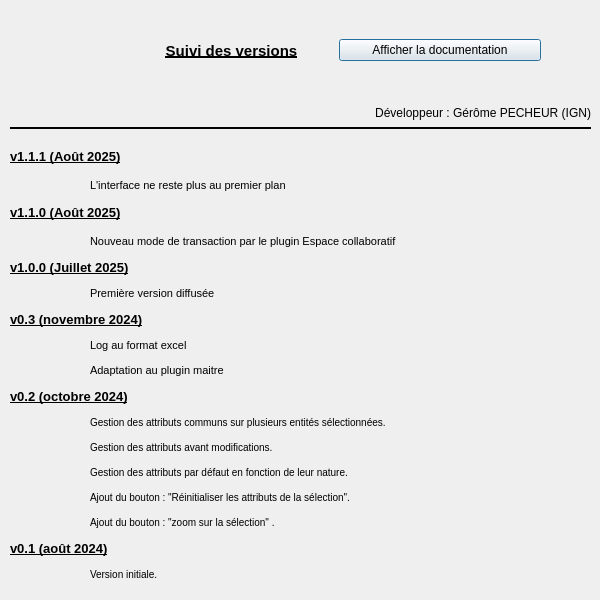
Above: aproposde.ui from IGNF/assistant-route-qgis-plugin before the change. Below: the same form after it.
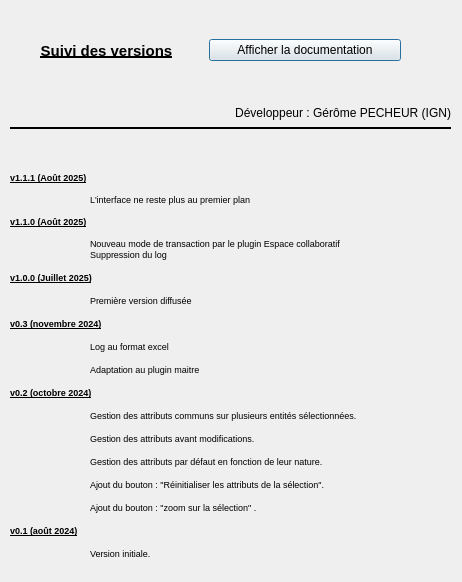
That is the form after the change. Icons and pictures are not drawn.

```diff
--- a/aproposde.ui
+++ b/aproposde.ui
@@ -6,20 +6,20 @@
    <rect>
     <x>0</x>
     <y>0</y>
-    <width>600</width>
-    <height>600</height>
+    <width>462</width>
+    <height>582</height>
    </rect>
   </property>
   <property name="minimumSize">
    <size>
-    <width>484</width>
-    <height>450</height>
+    <width>462</width>
+    <height>582</height>
    </size>
   </property>
   <property name="maximumSize">
    <size>
-    <width>600</width>
-    <height>600</height>
+    <width>462</width>
+    <height>582</height>
    </size>
   </property>
   <property name="windowTitle">
@@ -32,9 +32,9 @@
   <widget class="QWidget" name="horizontalLayoutWidget">
    <property name="geometry">
     <rect>
-     <x>130</x>
+     <x>10</x>
      <y>10</y>
-     <width>461</width>
+     <width>441</width>
      <height>81</height>
     </rect>
    </property>
@@ -74,8 +74,8 @@
     <rect>
      <x>10</x>
      <y>140</y>
-     <width>581</width>
-     <height>451</height>
+     <width>446</width>
+     <height>452</height>
     </rect>
    </property>
    <layout class="QVBoxLayout" name="verticalLayout">
@@ -85,27 +85,28 @@
        <string>&lt;!DOCTYPE HTML PUBLIC &quot;-//W3C//DTD HTML 4.0//EN&quot; &quot;http://www.w3.org/TR/REC-html40/strict.dtd&quot;&gt;
 &lt;html&gt;&lt;head&gt;&lt;meta name=&quot;qrichtext&quot; content=&quot;1&quot; /&gt;&lt;style type=&quot;text/css&quot;&gt;
 p, li { white-space: pre-wrap; }
-&lt;/style&gt;&lt;/head&gt;&lt;body style=&quot; font-family:'MS Shell Dlg 2'; font-size:8pt; font-weight:400; font-style:normal;&quot;&gt;
-&lt;p style=&quot; margin-top:0px; margin-bottom:0px; margin-left:0px; margin-right:0px; -qt-block-indent:0; text-indent:0px;&quot;&gt;&lt;span style=&quot; font-size:10pt; font-weight:600; text-decoration: underline;&quot;&gt;v1.1.1 (Août 2025)&lt;/span&gt;&lt;/p&gt;
-&lt;p style=&quot;-qt-paragraph-type:empty; margin-top:0px; margin-bottom:0px; margin-left:0px; margin-right:0px; -qt-block-indent:0; text-indent:0px; font-size:10pt; font-weight:600; text-decoration: underline;&quot;&gt;&lt;br /&gt;&lt;/p&gt;
-&lt;p style=&quot; margin-top:0px; margin-bottom:0px; margin-left:0px; margin-right:0px; -qt-block-indent:0; text-indent:0px;&quot;&gt;	L'interface ne reste plus au premier plan&lt;/p&gt;
-&lt;p style=&quot;-qt-paragraph-type:empty; margin-top:0px; margin-bottom:0px; margin-left:0px; margin-right:0px; -qt-block-indent:0; text-indent:0px;&quot;&gt;&lt;br /&gt;&lt;/p&gt;
-&lt;p style=&quot; margin-top:0px; margin-bottom:0px; margin-left:0px; margin-right:0px; -qt-block-indent:0; text-indent:0px;&quot;&gt;&lt;span style=&quot; font-size:10pt; font-weight:600; text-decoration: underline;&quot;&gt;v1.1.0 (Août 2025)&lt;/span&gt;&lt;/p&gt;
-&lt;p style=&quot;-qt-paragraph-type:empty; margin-top:0px; margin-bottom:0px; margin-left:0px; margin-right:0px; -qt-block-indent:0; text-indent:0px; font-size:10pt; font-weight:600; text-decoration: underline;&quot;&gt;&lt;br /&gt;&lt;/p&gt;
-&lt;p style=&quot; margin-top:0px; margin-bottom:0px; margin-left:0px; margin-right:0px; -qt-block-indent:0; text-indent:0px;&quot;&gt;	Nouveau mode de transaction par le plugin Espace collaboratif&lt;/p&gt;
-&lt;p style=&quot; margin-top:12px; margin-bottom:12px; margin-left:0px; margin-right:0px; -qt-block-indent:0; text-indent:0px;&quot;&gt;&lt;span style=&quot; font-size:10pt; font-weight:600; text-decoration: underline;&quot;&gt;v1.0.0 (Juillet 2025)&lt;/span&gt;&lt;/p&gt;
-&lt;p style=&quot; margin-top:12px; margin-bottom:12px; margin-left:0px; margin-right:0px; -qt-block-indent:0; text-indent:0px;&quot;&gt;	Première version diffusée&lt;/p&gt;
-&lt;p style=&quot; margin-top:12px; margin-bottom:12px; margin-left:0px; margin-right:0px; -qt-block-indent:0; text-indent:0px;&quot;&gt;&lt;span style=&quot; font-size:10pt; font-weight:600; text-decoration: underline;&quot;&gt;v0.3 (novembre 2024)&lt;/span&gt;&lt;/p&gt;
-&lt;p style=&quot; margin-top:12px; margin-bottom:12px; margin-left:0px; margin-right:0px; -qt-block-indent:0; text-indent:0px;&quot;&gt;	Log au format excel&lt;/p&gt;
-&lt;p style=&quot; margin-top:12px; margin-bottom:12px; margin-left:0px; margin-right:0px; -qt-block-indent:0; text-indent:0px;&quot;&gt;&lt;span style=&quot; font-weight:600;&quot;&gt;	&lt;/span&gt;Adaptation au plugin maitre&lt;/p&gt;
-&lt;p style=&quot; margin-top:12px; margin-bottom:12px; margin-left:0px; margin-right:0px; -qt-block-indent:0; text-indent:0px;&quot;&gt;&lt;span style=&quot; font-size:10pt; font-weight:600; text-decoration: underline;&quot;&gt;v0.2 (octobre 2024)&lt;/span&gt;&lt;/p&gt;
-&lt;p style=&quot; margin-top:12px; margin-bottom:12px; margin-left:0px; margin-right:0px; -qt-block-indent:0; text-indent:0px;&quot;&gt;&lt;span style=&quot; font-size:7.8pt; font-weight:600;&quot;&gt;	&lt;/span&gt;&lt;span style=&quot; font-size:7.8pt;&quot;&gt;Gestion des attributs communs sur plusieurs entités sélectionnées.&lt;/span&gt;&lt;/p&gt;
-&lt;p style=&quot; margin-top:12px; margin-bottom:12px; margin-left:0px; margin-right:0px; -qt-block-indent:0; text-indent:0px;&quot;&gt;&lt;span style=&quot; font-size:7.8pt;&quot;&gt;	Gestion des attributs avant modifications.&lt;/span&gt;&lt;/p&gt;
-&lt;p style=&quot; margin-top:12px; margin-bottom:12px; margin-left:0px; margin-right:0px; -qt-block-indent:0; text-indent:0px;&quot;&gt;&lt;span style=&quot; font-size:7.8pt;&quot;&gt;	Gestion des attributs par défaut en fonction de leur nature.&lt;/span&gt;&lt;/p&gt;
-&lt;p style=&quot; margin-top:12px; margin-bottom:12px; margin-left:0px; margin-right:0px; -qt-block-indent:0; text-indent:0px;&quot;&gt;&lt;span style=&quot; font-size:7.8pt;&quot;&gt;	Ajout du bouton : &amp;quot;Réinitialiser les attributs de la sélection&amp;quot;.&lt;/span&gt;&lt;/p&gt;
-&lt;p style=&quot; margin-top:12px; margin-bottom:12px; margin-left:0px; margin-right:0px; -qt-block-indent:0; text-indent:0px;&quot;&gt;&lt;span style=&quot; font-size:7.8pt;&quot;&gt;	Ajout du bouton : &amp;quot;zoom sur la sélection&amp;quot; .&lt;/span&gt;&lt;/p&gt;
-&lt;p style=&quot; margin-top:12px; margin-bottom:12px; margin-left:0px; margin-right:0px; -qt-block-indent:0; text-indent:0px;&quot;&gt;&lt;span style=&quot; font-size:10pt; font-weight:600; text-decoration: underline;&quot;&gt;v0.1 (août 2024)&lt;/span&gt;&lt;/p&gt;
-&lt;p style=&quot; margin-top:12px; margin-bottom:12px; margin-left:0px; margin-right:0px; -qt-block-indent:0; text-indent:0px;&quot;&gt;&lt;span style=&quot; font-size:7.8pt; font-weight:600;&quot;&gt;	&lt;/span&gt;&lt;span style=&quot; font-size:7.8pt;&quot;&gt;Version initiale.&lt;/span&gt;&lt;/p&gt;&lt;/body&gt;&lt;/html&gt;</string>
+&lt;/style&gt;&lt;/head&gt;&lt;body style=&quot; font-family:'MS Shell Dlg 2'; font-size:7.8pt; font-weight:400; font-style:normal;&quot;&gt;
+&lt;p style=&quot; margin-top:0px; margin-bottom:0px; margin-left:0px; margin-right:0px; -qt-block-indent:0; text-indent:0px;&quot;&gt;&lt;span style=&quot; font-size:7pt; font-weight:600; text-decoration: underline;&quot;&gt;v1.1.1 (Août 2025)&lt;/span&gt;&lt;/p&gt;
+&lt;p style=&quot;-qt-paragraph-type:empty; margin-top:0px; margin-bottom:0px; margin-left:0px; margin-right:0px; -qt-block-indent:0; text-indent:0px; font-size:7pt; font-weight:600; text-decoration: underline;&quot;&gt;&lt;br /&gt;&lt;/p&gt;
+&lt;p style=&quot; margin-top:0px; margin-bottom:0px; margin-left:0px; margin-right:0px; -qt-block-indent:0; text-indent:0px;&quot;&gt;&lt;span style=&quot; font-size:7pt;&quot;&gt;	L'interface ne reste plus au premier plan&lt;/span&gt;&lt;/p&gt;
+&lt;p style=&quot;-qt-paragraph-type:empty; margin-top:0px; margin-bottom:0px; margin-left:0px; margin-right:0px; -qt-block-indent:0; text-indent:0px; font-size:7pt;&quot;&gt;&lt;br /&gt;&lt;/p&gt;
+&lt;p style=&quot; margin-top:0px; margin-bottom:0px; margin-left:0px; margin-right:0px; -qt-block-indent:0; text-indent:0px;&quot;&gt;&lt;span style=&quot; font-size:7pt; font-weight:600; text-decoration: underline;&quot;&gt;v1.1.0 (Août 2025)&lt;/span&gt;&lt;/p&gt;
+&lt;p style=&quot;-qt-paragraph-type:empty; margin-top:0px; margin-bottom:0px; margin-left:0px; margin-right:0px; -qt-block-indent:0; text-indent:0px; font-size:7pt; font-weight:600; text-decoration: underline;&quot;&gt;&lt;br /&gt;&lt;/p&gt;
+&lt;p style=&quot; margin-top:0px; margin-bottom:0px; margin-left:0px; margin-right:0px; -qt-block-indent:0; text-indent:0px;&quot;&gt;&lt;span style=&quot; font-size:7pt;&quot;&gt;	Nouveau mode de transaction par le plugin Espace collaboratif&lt;/span&gt;&lt;/p&gt;
+&lt;p style=&quot; margin-top:0px; margin-bottom:0px; margin-left:0px; margin-right:0px; -qt-block-indent:0; text-indent:0px;&quot;&gt;&lt;span style=&quot; font-size:7pt;&quot;&gt;	Suppression du log&lt;/span&gt;&lt;/p&gt;
+&lt;p style=&quot; margin-top:12px; margin-bottom:12px; margin-left:0px; margin-right:0px; -qt-block-indent:0; text-indent:0px;&quot;&gt;&lt;span style=&quot; font-size:7pt; font-weight:600; text-decoration: underline;&quot;&gt;v1.0.0 (Juillet 2025)&lt;/span&gt;&lt;/p&gt;
+&lt;p style=&quot; margin-top:12px; margin-bottom:12px; margin-left:0px; margin-right:0px; -qt-block-indent:0; text-indent:0px;&quot;&gt;&lt;span style=&quot; font-size:7pt;&quot;&gt;	Première version diffusée&lt;/span&gt;&lt;/p&gt;
+&lt;p style=&quot; margin-top:12px; margin-bottom:12px; margin-left:0px; margin-right:0px; -qt-block-indent:0; text-indent:0px;&quot;&gt;&lt;span style=&quot; font-size:7pt; font-weight:600; text-decoration: underline;&quot;&gt;v0.3 (novembre 2024)&lt;/span&gt;&lt;/p&gt;
+&lt;p style=&quot; margin-top:12px; margin-bottom:12px; margin-left:0px; margin-right:0px; -qt-block-indent:0; text-indent:0px;&quot;&gt;&lt;span style=&quot; font-size:7pt;&quot;&gt;	Log au format excel&lt;/span&gt;&lt;/p&gt;
+&lt;p style=&quot; margin-top:12px; margin-bottom:12px; margin-left:0px; margin-right:0px; -qt-block-indent:0; text-indent:0px;&quot;&gt;&lt;span style=&quot; font-size:7pt; font-weight:600;&quot;&gt;	&lt;/span&gt;&lt;span style=&quot; font-size:7pt;&quot;&gt;Adaptation au plugin maitre&lt;/span&gt;&lt;/p&gt;
+&lt;p style=&quot; margin-top:12px; margin-bottom:12px; margin-left:0px; margin-right:0px; -qt-block-indent:0; text-indent:0px;&quot;&gt;&lt;span style=&quot; font-size:7pt; font-weight:600; text-decoration: underline;&quot;&gt;v0.2 (octobre 2024)&lt;/span&gt;&lt;/p&gt;
+&lt;p style=&quot; margin-top:12px; margin-bottom:12px; margin-left:0px; margin-right:0px; -qt-block-indent:0; text-indent:0px;&quot;&gt;&lt;span style=&quot; font-size:7pt; font-weight:600;&quot;&gt;	&lt;/span&gt;&lt;span style=&quot; font-size:7pt;&quot;&gt;Gestion des attributs communs sur plusieurs entités sélectionnées.&lt;/span&gt;&lt;/p&gt;
+&lt;p style=&quot; margin-top:12px; margin-bottom:12px; margin-left:0px; margin-right:0px; -qt-block-indent:0; text-indent:0px;&quot;&gt;&lt;span style=&quot; font-size:7pt;&quot;&gt;	Gestion des attributs avant modifications.&lt;/span&gt;&lt;/p&gt;
+&lt;p style=&quot; margin-top:12px; margin-bottom:12px; margin-left:0px; margin-right:0px; -qt-block-indent:0; text-indent:0px;&quot;&gt;&lt;span style=&quot; font-size:7pt;&quot;&gt;	Gestion des attributs par défaut en fonction de leur nature.&lt;/span&gt;&lt;/p&gt;
+&lt;p style=&quot; margin-top:12px; margin-bottom:12px; margin-left:0px; margin-right:0px; -qt-block-indent:0; text-indent:0px;&quot;&gt;&lt;span style=&quot; font-size:7pt;&quot;&gt;	Ajout du bouton : &amp;quot;Réinitialiser les attributs de la sélection&amp;quot;.&lt;/span&gt;&lt;/p&gt;
+&lt;p style=&quot; margin-top:12px; margin-bottom:12px; margin-left:0px; margin-right:0px; -qt-block-indent:0; text-indent:0px;&quot;&gt;&lt;span style=&quot; font-size:7pt;&quot;&gt;	Ajout du bouton : &amp;quot;zoom sur la sélection&amp;quot; .&lt;/span&gt;&lt;/p&gt;
+&lt;p style=&quot; margin-top:12px; margin-bottom:12px; margin-left:0px; margin-right:0px; -qt-block-indent:0; text-indent:0px;&quot;&gt;&lt;span style=&quot; font-size:7pt; font-weight:600; text-decoration: underline;&quot;&gt;v0.1 (août 2024)&lt;/span&gt;&lt;/p&gt;
+&lt;p style=&quot; margin-top:12px; margin-bottom:12px; margin-left:0px; margin-right:0px; -qt-block-indent:0; text-indent:0px;&quot;&gt;&lt;span style=&quot; font-size:7pt; font-weight:600;&quot;&gt;	&lt;/span&gt;&lt;span style=&quot; font-size:7pt;&quot;&gt;Version initiale.&lt;/span&gt;&lt;/p&gt;&lt;/body&gt;&lt;/html&gt;</string>
       </property>
      </widget>
     </item>
@@ -135,7 +136,7 @@
     <rect>
      <x>10</x>
      <y>120</y>
-     <width>581</width>
+     <width>441</width>
      <height>16</height>
     </rect>
    </property>
@@ -152,7 +153,7 @@
   <widget class="QLabel" name="label_4">
    <property name="geometry">
     <rect>
-     <x>340</x>
+     <x>200</x>
      <y>102</y>
      <width>251</width>
      <height>21</height>
```
